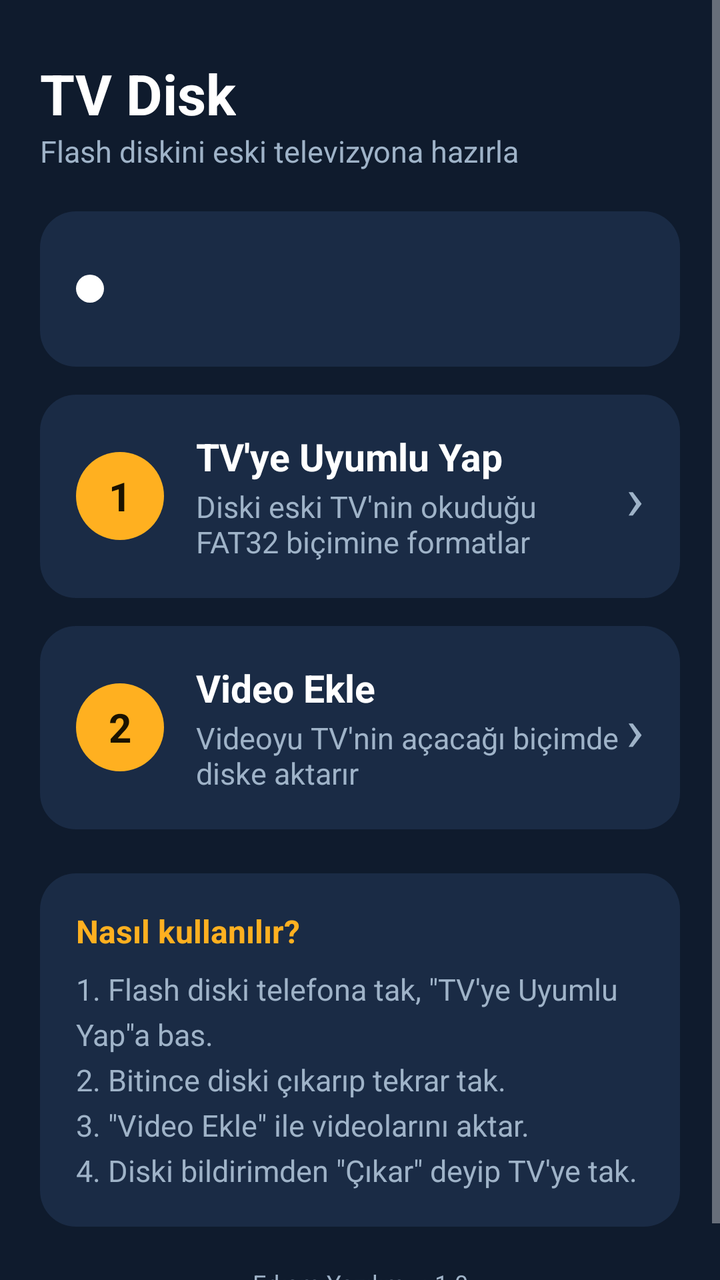
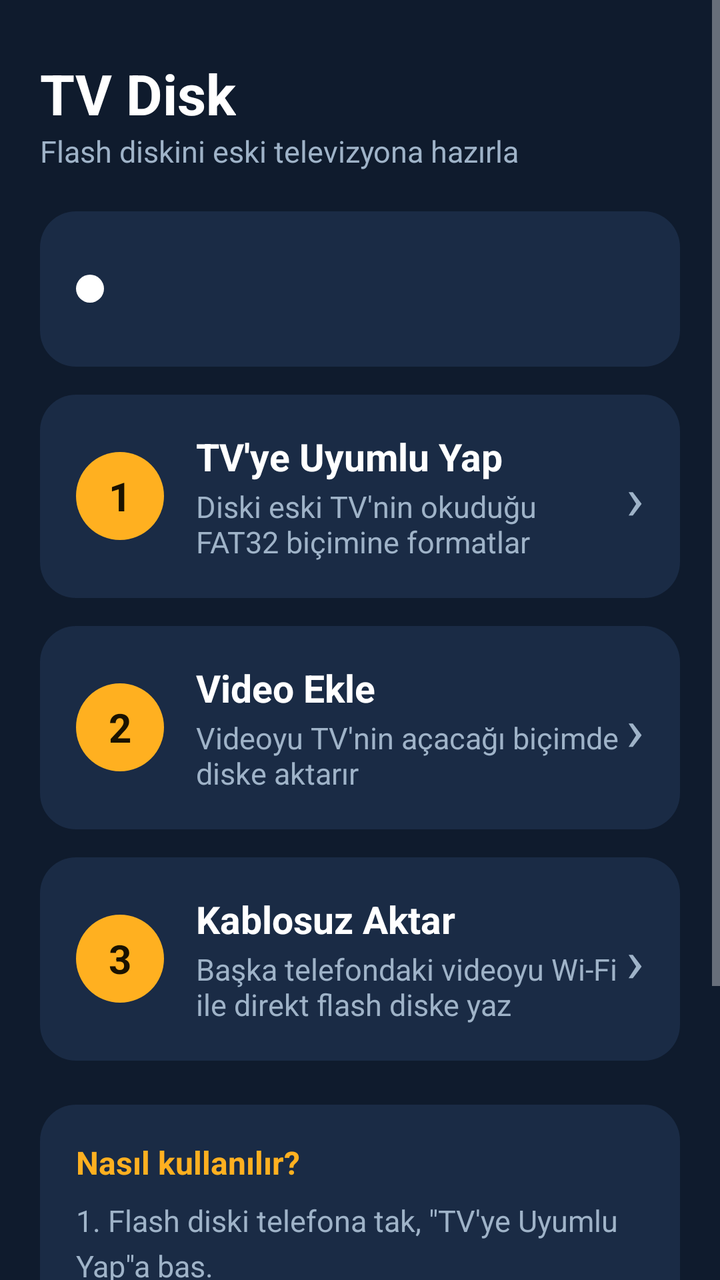

Two renders of the same Android screen: before a commit and after it. Below are the layout's source before the change and the commit's diff.
<!-- AndroidManifest.xml: application theme AppTheme -->
<!-- res/layout/activity_main.xml -->
<?xml version="1.0" encoding="utf-8"?>
<ScrollView xmlns:android="http://schemas.android.com/apk/res/android"
    android:layout_width="match_parent" android:layout_height="match_parent" android:fillViewport="true">
    <LinearLayout android:layout_width="match_parent" android:layout_height="wrap_content"
        android:orientation="vertical" android:padding="20dp">

        <TextView style="@style/Title" android:layout_width="wrap_content" android:layout_height="wrap_content"
            android:layout_marginTop="8dp" android:text="TV Disk" />
        <TextView style="@style/Sub" android:layout_width="wrap_content" android:layout_height="wrap_content"
            android:text="Flash diskini eski televizyona hazırla" />

        <LinearLayout style="@style/Card" android:layout_width="match_parent" android:layout_height="wrap_content"
            android:layout_marginTop="20dp" android:gravity="center_vertical" android:orientation="horizontal">
            <View android:id="@+id/statusDot" android:layout_width="14dp" android:layout_height="14dp"
                android:background="@drawable/bg_dot" />
            <LinearLayout android:layout_width="0dp" android:layout_height="wrap_content" android:layout_weight="1"
                android:layout_marginStart="14dp" android:orientation="vertical">
                <TextView android:id="@+id/statusText" android:layout_width="wrap_content" android:layout_height="wrap_content"
                    android:textColor="@color/text" android:textSize="17sp" android:textStyle="bold" />
                <TextView android:id="@+id/statusSub" style="@style/Sub" android:layout_width="wrap_content"
                    android:layout_height="wrap_content" android:textSize="14sp" />
            </LinearLayout>
        </LinearLayout>

        <LinearLayout android:id="@+id/btnFormat" android:layout_width="match_parent" android:layout_height="wrap_content"
            android:layout_marginTop="14dp" android:background="@drawable/bg_card_click" android:clickable="true"
            android:focusable="true" android:gravity="center_vertical" android:orientation="horizontal" android:padding="18dp">
            <TextView android:layout_width="44dp" android:layout_height="44dp" android:background="@drawable/bg_badge"
                android:gravity="center" android:text="1" android:textColor="@color/accent_dark" android:textSize="20sp"
                android:textStyle="bold" />
            <LinearLayout android:layout_width="0dp" android:layout_height="wrap_content" android:layout_weight="1"
                android:layout_marginStart="16dp" android:orientation="vertical">
                <TextView style="@style/CardTitle" android:layout_width="wrap_content" android:layout_height="wrap_content"
                    android:text="TV'ye Uyumlu Yap" />
                <TextView style="@style/Sub" android:layout_width="wrap_content" android:layout_height="wrap_content"
                    android:layout_marginTop="2dp" android:text="Diski eski TV'nin okuduğu FAT32 biçimine formatlar" />
            </LinearLayout>
            <TextView android:layout_width="wrap_content" android:layout_height="wrap_content" android:text="›"
                android:textColor="@color/sub" android:textSize="30sp" />
        </LinearLayout>

        <LinearLayout android:id="@+id/btnVideo" android:layout_width="match_parent" android:layout_height="wrap_content"
            android:layout_marginTop="14dp" android:background="@drawable/bg_card_click" android:clickable="true"
            android:focusable="true" android:gravity="center_vertical" android:orientation="horizontal" android:padding="18dp">
            <TextView android:layout_width="44dp" android:layout_height="44dp" android:background="@drawable/bg_badge"
                android:gravity="center" android:text="2" android:textColor="@color/accent_dark" android:textSize="20sp"
                android:textStyle="bold" />
            <LinearLayout android:layout_width="0dp" android:layout_height="wrap_content" android:layout_weight="1"
                android:layout_marginStart="16dp" android:orientation="vertical">
                <TextView style="@style/CardTitle" android:layout_width="wrap_content" android:layout_height="wrap_content"
                    android:text="Video Ekle" />
                <TextView style="@style/Sub" android:layout_width="wrap_content" android:layout_height="wrap_content"
                    android:layout_marginTop="2dp" android:text="Videoyu TV'nin açacağı biçimde diske aktarır" />
            </LinearLayout>
            <TextView android:layout_width="wrap_content" android:layout_height="wrap_content" android:text="›"
                android:textColor="@color/sub" android:textSize="30sp" />
        </LinearLayout>

        <LinearLayout style="@style/Card" android:layout_width="match_parent" android:layout_height="wrap_content"
            android:layout_marginTop="22dp" android:orientation="vertical">
            <TextView android:layout_width="wrap_content" android:layout_height="wrap_content" android:text="Nasıl kullanılır?"
                android:textColor="@color/accent" android:textSize="16sp" android:textStyle="bold" />
            <TextView style="@style/Sub" android:layout_width="wrap_content" android:layout_height="wrap_content"
                android:layout_marginTop="8dp" android:lineSpacingExtra="5dp"
                android:text="1. Flash diski telefona tak, &quot;TV'ye Uyumlu Yap&quot;a bas.\n2. Bitince diski çıkarıp tekrar tak.\n3. &quot;Video Ekle&quot; ile videolarını aktar.\n4. Diski bildirimden &quot;Çıkar&quot; deyip TV'ye tak." />
        </LinearLayout>

        <TextView style="@style/Sub" android:layout_width="match_parent" android:layout_height="wrap_content"
            android:layout_marginTop="20dp" android:gravity="center" android:text="Erkam Yazılım · v1.0" android:textSize="12sp" />
    </LinearLayout>
</ScrollView>
<!-- resources referenced by this layout -->
<resources>
  <color name="accent">#FFB020</color>
  <color name="accent_dark">#1A1200</color>
  <color name="sub">#9FB3C8</color>
  <color name="text">#FFFFFF</color>
  <!-- drawable bg_badge (drawable) -->
  <shape xmlns:android="http://schemas.android.com/apk/res/android" android:shape="oval">
      <solid android:color="@color/accent" />
  </shape>
  <!-- drawable bg_card_click (drawable) -->
  <ripple xmlns:android="http://schemas.android.com/apk/res/android" android:color="#33FFFFFF">
      <item android:drawable="@drawable/bg_card" />
  </ripple>
  <!-- drawable bg_dot (drawable) -->
  <shape xmlns:android="http://schemas.android.com/apk/res/android" android:shape="oval">
      <solid android:color="#FFFFFF" />
  </shape>
  <style name="Card">
          <item name="android:background">@drawable/bg_card</item>
          <item name="android:padding">18dp</item>
          <item name="android:layout_marginTop">14dp</item>
      </style>
  <style name="CardTitle">
          <item name="android:textColor">@color/text</item>
          <item name="android:textSize">19sp</item>
          <item name="android:textStyle">bold</item>
      </style>
  <style name="Sub">
          <item name="android:textColor">@color/sub</item>
          <item name="android:textSize">15sp</item>
      </style>
  <style name="Title">
          <item name="android:textColor">@color/text</item>
          <item name="android:textSize">28sp</item>
          <item name="android:textStyle">bold</item>
      </style>
  <style name="AppTheme" parent="android:Theme.Material.NoActionBar">
          <item name="android:windowBackground">@color/bg</item>
          <item name="android:colorPrimary">@color/bg</item>
          <item name="android:colorPrimaryDark">@color/bg</item>
          <item name="android:colorAccent">@color/accent</item>
          <item name="android:statusBarColor">@color/bg</item>
          <item name="android:navigationBarColor">@color/bg</item>
          <item name="android:textColor">@color/text</item>
      </style>
  <!-- drawable bg_card (drawable) -->
  <shape xmlns:android="http://schemas.android.com/apk/res/android" android:shape="rectangle">
      <solid android:color="@color/card" />
      <corners android:radius="18dp" />
  </shape>
  <color name="bg">#0F1B2D</color>
  <color name="card">#1A2B45</color>
</resources>

<!-- the commit's change to res/layout/activity_main.xml (unified diff, before → after) -->
@@ -56,16 +56,33 @@
                 android:textColor="@color/sub" android:textSize="30sp" />
         </LinearLayout>
 
+        <LinearLayout android:id="@+id/btnWifi" android:layout_width="match_parent" android:layout_height="wrap_content"
+            android:layout_marginTop="14dp" android:background="@drawable/bg_card_click" android:clickable="true"
+            android:focusable="true" android:gravity="center_vertical" android:orientation="horizontal" android:padding="18dp">
+            <TextView android:layout_width="44dp" android:layout_height="44dp" android:background="@drawable/bg_badge"
+                android:gravity="center" android:text="3" android:textColor="@color/accent_dark" android:textSize="20sp"
+                android:textStyle="bold" />
+            <LinearLayout android:layout_width="0dp" android:layout_height="wrap_content" android:layout_weight="1"
+                android:layout_marginStart="16dp" android:orientation="vertical">
+                <TextView style="@style/CardTitle" android:layout_width="wrap_content" android:layout_height="wrap_content"
+                    android:text="Kablosuz Aktar" />
+                <TextView style="@style/Sub" android:layout_width="wrap_content" android:layout_height="wrap_content"
+                    android:layout_marginTop="2dp" android:text="Başka telefondaki videoyu Wi-Fi ile direkt flash diske yaz" />
+            </LinearLayout>
+            <TextView android:layout_width="wrap_content" android:layout_height="wrap_content" android:text="›"
+                android:textColor="@color/sub" android:textSize="30sp" />
+        </LinearLayout>
+
         <LinearLayout style="@style/Card" android:layout_width="match_parent" android:layout_height="wrap_content"
             android:layout_marginTop="22dp" android:orientation="vertical">
             <TextView android:layout_width="wrap_content" android:layout_height="wrap_content" android:text="Nasıl kullanılır?"
                 android:textColor="@color/accent" android:textSize="16sp" android:textStyle="bold" />
             <TextView style="@style/Sub" android:layout_width="wrap_content" android:layout_height="wrap_content"
                 android:layout_marginTop="8dp" android:lineSpacingExtra="5dp"
-                android:text="1. Flash diski telefona tak, &quot;TV'ye Uyumlu Yap&quot;a bas.\n2. Bitince diski çıkarıp tekrar tak.\n3. &quot;Video Ekle&quot; ile videolarını aktar.\n4. Diski bildirimden &quot;Çıkar&quot; deyip TV'ye tak." />
+                android:text="1. Flash diski telefona tak, &quot;TV'ye Uyumlu Yap&quot;a bas.\n2. Bitince diski çıkarıp tekrar tak.\n3. &quot;Video Ekle&quot; ile videolarını aktar ya da başka telefondan &quot;Kablosuz Aktar&quot; ile gönder.\n4. Diski bildirimden &quot;Çıkar&quot; deyip TV'ye tak." />
         </LinearLayout>
 
         <TextView style="@style/Sub" android:layout_width="match_parent" android:layout_height="wrap_content"
-            android:layout_marginTop="20dp" android:gravity="center" android:text="Erkam Yazılım · v1.0" android:textSize="12sp" />
+            android:layout_marginTop="20dp" android:gravity="center" android:text="Erkam Yazılım · v1.1" android:textSize="12sp" />
     </LinearLayout>
 </ScrollView>
